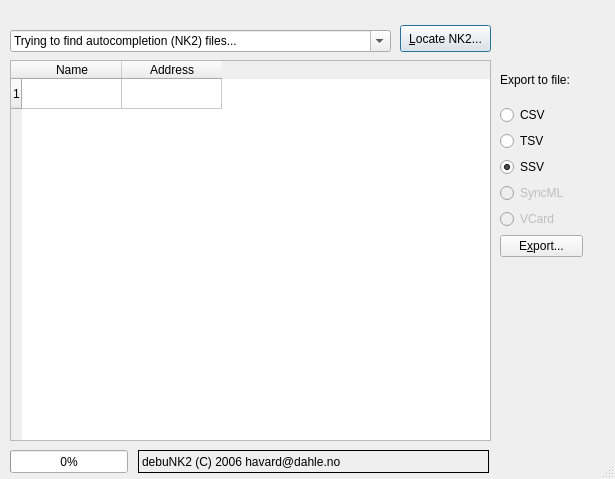
Above: debunk2.ui from Ravenco/debunk2 before the change. Below: the same form after it.
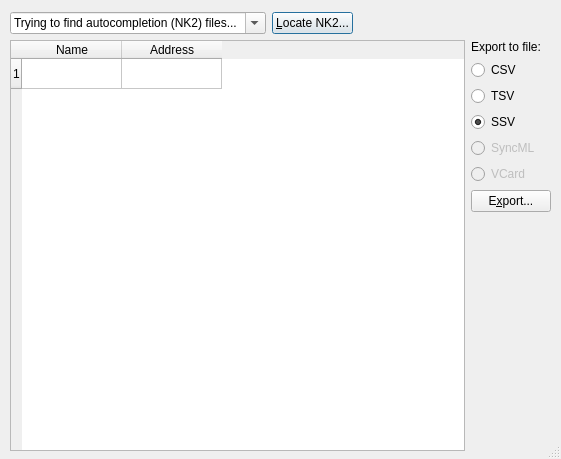
That is the form after the change.

Commit message: Removing progressbar and custom status bar; they're too confusing and not really needed

The edit to the form file:
```diff
--- a/debunk2.ui
+++ b/debunk2.ui
@@ -5,8 +5,8 @@
    <rect>
     <x>0</x>
     <y>0</y>
-    <width>615</width>
-    <height>479</height>
+    <width>561</width>
+    <height>459</height>
    </rect>
   </property>
   <property name="windowTitle" >
@@ -15,46 +15,37 @@
   <property name="sizeGripEnabled" >
    <bool>true</bool>
   </property>
-  <widget class="QTableWidget" name="parsedTable" >
+  <widget class="QWidget" name="" >
    <property name="geometry" >
     <rect>
      <x>10</x>
-     <y>60</y>
-     <width>481</width>
-     <height>381</height>
+     <y>12</y>
+     <width>541</width>
+     <height>439</height>
     </rect>
    </property>
-   <property name="dragEnabled" >
-    <bool>true</bool>
-   </property>
-   <property name="alternatingRowColors" >
-    <bool>true</bool>
-   </property>
-   <row>
-    <property name="text" >
-     <string>1</string>
-    </property>
-   </row>
-   <column>
-    <property name="text" >
-     <string>Name</string>
-    </property>
-   </column>
-   <column>
-    <property name="text" >
-     <string>Address</string>
-    </property>
-   </column>
-  </widget>
+   <layout class="QGridLayout" >
+    <property name="margin" >
+     <number>0</number>
+    </property>
+    <property name="spacing" >
+     <number>6</number>
+    </property>
+    <item row="2" column="3" >
+     <spacer>
+      <property name="orientation" >
+       <enum>Qt::Vertical</enum>
+      </property>
+      <property name="sizeHint" >
+       <size>
+        <width>20</width>
+        <height>201</height>
+       </size>
+      </property>
+     </spacer>
+    </item>
+    <item row="0" column="0" >
   <widget class="QComboBox" name="nk2Location" >
-   <property name="geometry" >
-    <rect>
-     <x>10</x>
-     <y>30</y>
-     <width>381</width>
-     <height>22</height>
-    </rect>
-   </property>
    <property name="acceptDrops" >
     <bool>true</bool>
    </property>
@@ -73,56 +64,23 @@
     </property>
    </item>
   </widget>
+    </item>
+    <item row="0" column="1" >
   <widget class="QPushButton" name="nk2Locator" >
-   <property name="geometry" >
-    <rect>
-     <x>400</x>
-     <y>25</y>
-     <width>91</width>
-     <height>27</height>
-    </rect>
-   </property>
    <property name="text" >
     <string>&amp;Locate NK2...</string>
    </property>
   </widget>
-  <widget class="QWidget" name="" >
-   <property name="geometry" >
-    <rect>
-     <x>500</x>
-     <y>60</y>
-     <width>83</width>
-     <height>197</height>
-    </rect>
-   </property>
-   <layout class="QVBoxLayout" >
+    </item>
+    <item row="1" column="3" >
+     <layout class="QGridLayout" >
     <property name="margin" >
      <number>0</number>
     </property>
     <property name="spacing" >
      <number>6</number>
     </property>
-    <item>
-     <widget class="QLabel" name="label_2" >
-      <property name="text" >
-       <string>Export to file:</string>
-      </property>
-     </widget>
-    </item>
-    <item>
-     <widget class="QRadioButton" name="radioCSV" >
-      <property name="toolTip" >
-       <string>Comma-separated values</string>
-      </property>
-      <property name="text" >
-       <string>CSV</string>
-      </property>
-      <property name="checked" >
-       <bool>false</bool>
-      </property>
-     </widget>
-    </item>
-    <item>
+      <item row="2" column="0" >
      <widget class="QRadioButton" name="radioTSV" >
       <property name="toolTip" >
        <string>Tab-separated values</string>
@@ -132,7 +90,7 @@
       </property>
      </widget>
     </item>
-    <item>
+      <item row="3" column="0" >
      <widget class="QRadioButton" name="radioSSV" >
       <property name="toolTip" >
        <string>Semicolon-separated values</string>
@@ -145,72 +103,100 @@
       </property>
      </widget>
     </item>
-    <item>
-     <widget class="QRadioButton" name="radioSyncML" >
-      <property name="enabled" >
-       <bool>false</bool>
+      <item row="1" column="0" >
+       <widget class="QRadioButton" name="radioCSV" >
+        <property name="toolTip" >
+         <string>Comma-separated values</string>
       </property>
       <property name="text" >
-       <string>SyncML</string>
-      </property>
-     </widget>
-    </item>
-    <item>
-     <widget class="QRadioButton" name="radioVCard" >
-      <property name="enabled" >
+         <string>CSV</string>
+        </property>
+        <property name="checked" >
        <bool>false</bool>
       </property>
-      <property name="text" >
-       <string>VCard</string>
-      </property>
-     </widget>
-    </item>
-    <item>
+       </widget>
+      </item>
+      <item row="6" column="0" >
      <widget class="QPushButton" name="export" >
       <property name="text" >
        <string>E&amp;xport...</string>
       </property>
      </widget>
     </item>
-   </layout>
-  </widget>
-  <widget class="QProgressBar" name="progressBar" >
-   <property name="geometry" >
-    <rect>
-     <x>10</x>
-     <y>450</y>
-     <width>118</width>
-     <height>23</height>
-    </rect>
-   </property>
-   <property name="value" >
-    <number>0</number>
-   </property>
-   <property name="orientation" >
-    <enum>Qt::Horizontal</enum>
-   </property>
-  </widget>
-  <widget class="QLabel" name="statusBar" >
-   <property name="geometry" >
-    <rect>
-     <x>138</x>
-     <y>450</y>
-     <width>351</width>
-     <height>23</height>
-    </rect>
-   </property>
+      <item row="0" column="0" >
+       <widget class="QLabel" name="label_2" >
+        <property name="text" >
+         <string>Export to file:</string>
+        </property>
+       </widget>
+      </item>
+      <item row="5" column="0" >
+       <widget class="QRadioButton" name="radioVCard" >
+        <property name="enabled" >
+         <bool>false</bool>
+        </property>
+        <property name="text" >
+         <string>VCard</string>
+        </property>
+       </widget>
+      </item>
+      <item row="4" column="0" >
+       <widget class="QRadioButton" name="radioSyncML" >
+        <property name="enabled" >
+         <bool>false</bool>
+        </property>
+        <property name="text" >
+         <string>SyncML</string>
+        </property>
+       </widget>
+      </item>
+     </layout>
+    </item>
+    <item rowspan="2" row="1" column="0" colspan="3" >
+     <widget class="QTableWidget" name="parsedTable" >
    <property name="minimumSize" >
     <size>
-     <width>0</width>
-     <height>23</height>
-    </size>
-   </property>
-   <property name="frameShape" >
-    <enum>QFrame::Box</enum>
-   </property>
+        <width>450</width>
+        <height>400</height>
+       </size>
+      </property>
+      <property name="dragEnabled" >
+       <bool>true</bool>
+      </property>
+      <property name="alternatingRowColors" >
+       <bool>true</bool>
+      </property>
+      <row>
    <property name="text" >
-    <string>debuNK2 (C) 2006 havard@dahle.no</string>
-   </property>
+        <string>1</string>
+       </property>
+      </row>
+      <column>
+       <property name="text" >
+        <string>Name</string>
+       </property>
+      </column>
+      <column>
+       <property name="text" >
+        <string>Address</string>
+       </property>
+      </column>
+     </widget>
+    </item>
+    <item row="0" column="2" >
+     <spacer>
+      <property name="orientation" >
+       <enum>Qt::Horizontal</enum>
+      </property>
+      <property name="sizeHint" >
+       <size>
+        <width>81</width>
+        <height>20</height>
+       </size>
+      </property>
+     </spacer>
+    </item>
+   </layout>
   </widget>
  </widget>
  <layoutdefault spacing="6" margin="11" />
```
Lines whose indentation alone changed are shown as unchanged. The commit also changes 2 other files.
